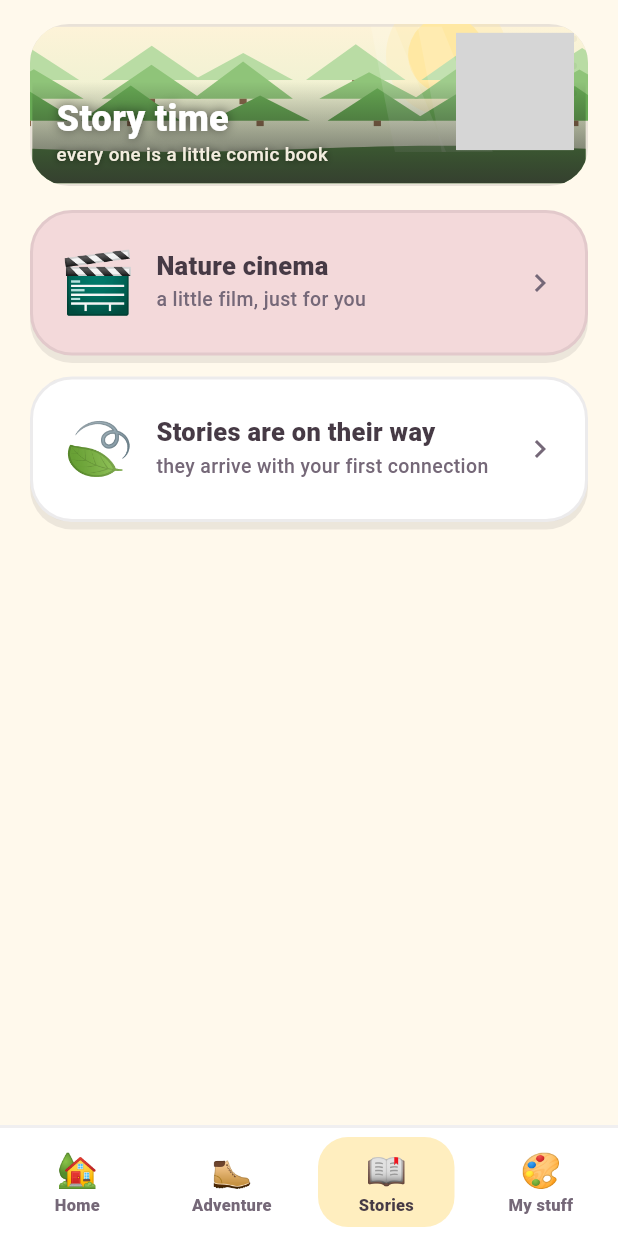
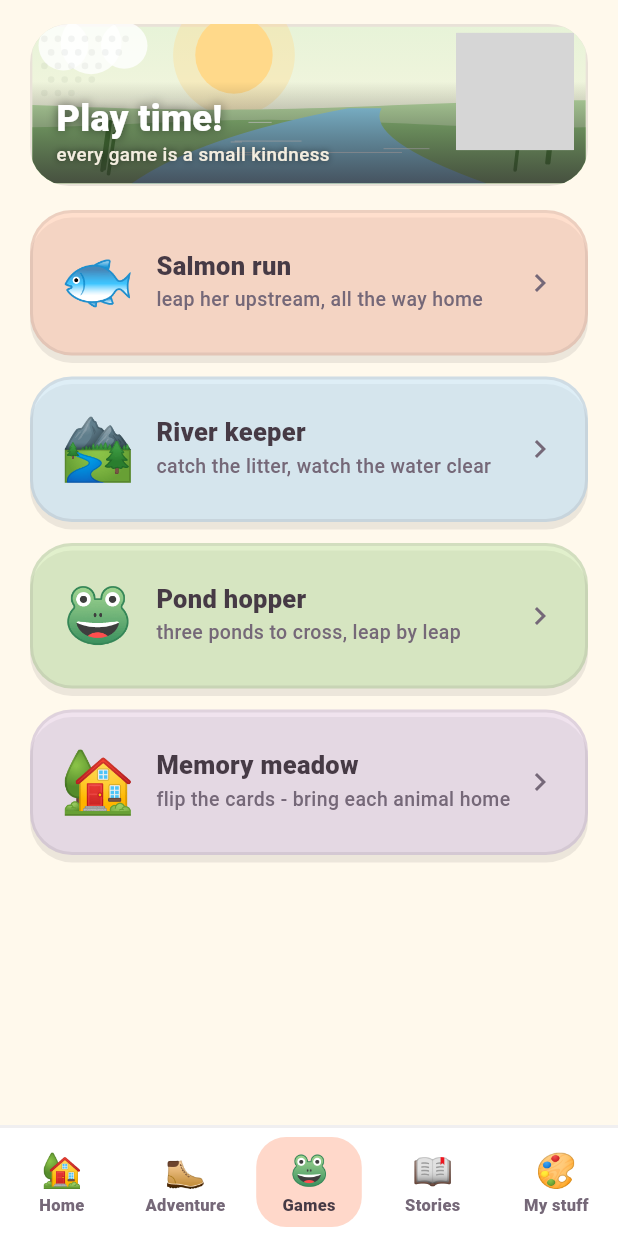
Before and after one commit to Yakir-ash/hopeling, a Flutter app: the KidsHome screen opened directly with empty values, item 3 of the bottom bar chosen, on a phone screen of 412 x 824 dp. Run offline on Flutter 3.47's test engine with Material 3 defaults, Android fonts, the phone set to English and light mode, and no system bars; our stand-ins replace audioplayers, cached_network_image, flutter_cache_manager, flutter_local_notifications, flutter_tts, just_audio and 5 more; missing offline and left inert: flame; accounts and stored records are empty; network calls fail; grey boxes are pictures that could not be loaded.

Commit message:
Her review, round 1: Me beside Grove + games get their own room
Two of the co-founder's calls land verbatim. Adult nav order is
now Grove, Me, Explore, Act, Learn - your tree and yourself side
by side. Kids mode grows a fifth room: Games (frog door, coral
color), with all four games moved out of Adventure, which returns
to being purely about the world outside.

```diff
--- a/app/lib/core/kid_theme.dart
+++ b/app/lib/core/kid_theme.dart
@@ -26,7 +26,7 @@ const kidInk = Color(0xFF463A45); // softer than adult ink, never harsh
 const kidInkLight = Color(0xFF756878);
 
 /// Room colors: each room has its own weather.
-const kidRoomColors = [kidSky, kidLeaf, kidSun, kidBerry];
+const kidRoomColors = [kidSky, kidLeaf, kidCoral, kidSun, kidBerry];
 
 /// The guide's one daily thought - pure wonder, never a summons.
 /// The guide is a companion, not a mascot with an agenda: it never
--- a/app/lib/features/kids/kids_screen.dart
+++ b/app/lib/features/kids/kids_screen.dart
@@ -607,7 +607,8 @@ class _KidsHomeState extends State<KidsHome> {
           child: switch (room) {
             0 => _homeRoom(k, g),
             1 => _adventureRoom(k),
-            2 => _storiesRoom(k),
+            2 => _gamesRoom(),
+            3 => _storiesRoom(k),
             _ => _stuffRoom(k, g),
           },
         ),
@@ -622,6 +623,7 @@ class _KidsHomeState extends State<KidsHome> {
     const rooms = [
       ('🏡', 'Home'),
       ('🥾', 'Adventure'),
+      ('🐸', 'Games'),
       ('📖', 'Stories'),
       ('🎨', 'My stuff'),
     ];
@@ -984,17 +986,19 @@ class _KidsHomeState extends State<KidsHome> {
               kidSun.withValues(alpha: 0.35),
               footnote: KidPolicy.supervision(act),
               onTap: () => _openAction(act)),
-        const SizedBox(height: 8),
-        Row(children: [
-          Expanded(
-              child: Text('GAMES',
-                  style: kidTitle(13, color: kidInkLight))),
-          KidLottie(
-              slot: 'play_time',
-              size: 44,
-              fallback: const SizedBox.shrink()),
-        ]),
-        const SizedBox(height: 10),
+      ],
+    );
+  }
+
+  // ----- the games room: play gets its own door (her call) -----
+  Widget _gamesRoom() {
+    return ListView(
+      padding: const EdgeInsets.fromLTRB(20, 16, 20, 24),
+      children: [
+        _roomHeader('Play time!', 'every game is a small kindness',
+            ComicScene.river, 57,
+            slot: 'play_time'),
+        const SizedBox(height: 16),
         _roomCard('🐟', 'Salmon run',
             'leap her upstream, all the way home',
             kidCoral.withValues(alpha: 0.4),
```
Also changed, not shown: app/lib/main.dart (+7 -5 lines).
